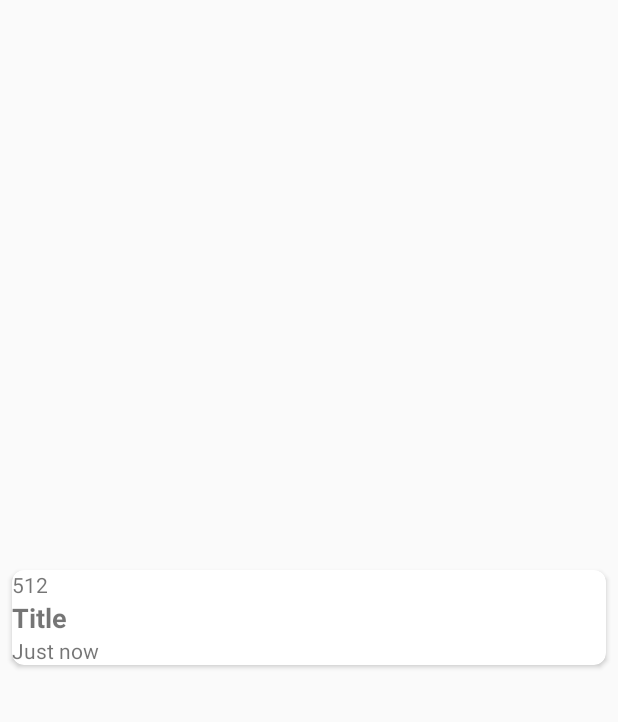
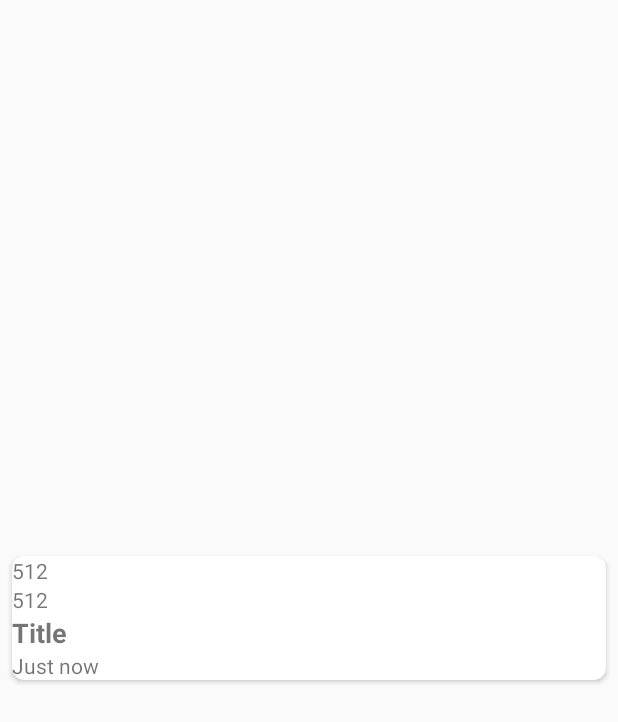
Before and after one commit to Msanmar/FundamentosAndroid_Eh-Ho, an Android app: the layout item_post2.xml on its own in the app's theme, with its tools: preview values and no code run, on a phone screen of 412 x 824 dp. Shown: the top 722 px of the screen. Run offline under Robolectric (Android 15) with nearby library versions, the phone set to English and light mode, and no system bars; network calls fail.

Commit message:
Añado que se muestre el username de los post en la lista de posts

```diff
--- a/app/src/main/AndroidManifest.xml
+++ b/app/src/main/AndroidManifest.xml
@@ -14,7 +14,7 @@
         <activity android:name=".posts.PostsActivity"></activity>
         <activity
             android:name=".login.LoginActivity"
-            android:theme="@style/AppTheme.NoActionBar">
+            android:theme="@style/AppTheme">
             <intent-filter>
                 <action android:name="android.intent.action.MAIN" />
 
--- a/app/src/main/java/io/keepcoding/eh_ho/data/Models.kt
+++ b/app/src/main/java/io/keepcoding/eh_ho/data/Models.kt
@@ -99,6 +99,7 @@ data class Post (
             for (i in 0 until jsonPosts.length()) {
                 val parsedPost = parsePost(jsonPosts.getJSONObject(i))
                 Log.d("Post---------------------",parsedPost.title)
+                Log.d("Post---------------------",parsedPost.author)
                 posts.add(parsedPost)
         }
 
--- a/app/src/main/java/io/keepcoding/eh_ho/posts/PostsAdapter.kt
+++ b/app/src/main/java/io/keepcoding/eh_ho/posts/PostsAdapter.kt
@@ -63,6 +63,7 @@ class PostsAdapter (val postClickListener: ((Post) -> Unit)? = null): RecyclerVi
                     labelTitlePost.text = it.title
                     labelDatePost.text = it.date.toString()
                     labelTopicID.text = "TopicID: " + it.topicId.toString()
+                    labelUsername.text = it.author
                 }
 
             }
--- a/app/src/main/java/io/keepcoding/eh_ho/topics/TopicsActivity.kt
+++ b/app/src/main/java/io/keepcoding/eh_ho/topics/TopicsActivity.kt
@@ -13,6 +13,7 @@ import io.keepcoding.eh_ho.posts.CreatePostFragment
 import io.keepcoding.eh_ho.posts.EXTRA_TOPIC_ID
 import io.keepcoding.eh_ho.posts.PostsActivity
 
+
 const val TRANSACTION_CREATE_TOPIC = "create_topic"
 
 class TopicsActivity : AppCompatActivity(), TopicsFragment.TopicsInteractionListener, CreateTopicFragment.CreateTopicInteractionListener {
@@ -27,6 +28,8 @@ class TopicsActivity : AppCompatActivity(), TopicsFragment.TopicsInteractionList
                 .commit()
         }
     }
+
+
 
     //Métodos interfaz
     override fun onTopicSelected(topic: Topic) {
--- a/app/src/main/java/io/keepcoding/eh_ho/topics/TopicsFragment.kt
+++ b/app/src/main/java/io/keepcoding/eh_ho/topics/TopicsFragment.kt
@@ -67,6 +67,7 @@ class TopicsFragment : Fragment(), SwipeRefreshLayout.OnRefreshListener {
         listTopics.layoutManager = LinearLayoutManager(context, LinearLayoutManager.VERTICAL, false)
         listTopics.addItemDecoration(DividerItemDecoration(context, DividerItemDecoration.VERTICAL))
         listTopics.adapter = adapter
+
 
 
         listTopics.addOnScrollListener(object : RecyclerView.OnScrollListener(){
--- a/app/src/main/res/layout/activity_topics.xml
+++ b/app/src/main/res/layout/activity_topics.xml
@@ -4,4 +4,6 @@
     android:layout_width="match_parent"
     android:layout_height="match_parent">
 
+
+
 </FrameLayout>
--- a/app/src/main/res/layout/item_post2.xml
+++ b/app/src/main/res/layout/item_post2.xml
@@ -25,6 +25,13 @@
             android:layout_width="match_parent"
             android:layout_height="wrap_content"
             android:layout_alignTop="@id/cardviewPost"
+            tools:text="512" />
+
+        <androidx.appcompat.widget.AppCompatTextView
+            android:id="@+id/labelUsername"
+            android:layout_width="match_parent"
+            android:layout_height="wrap_content"
+            android:layout_alignTop="@id/labelTopicID"
             tools:text="512" />
 
           <androidx.appcompat.widget.AppCompatTextView
```
